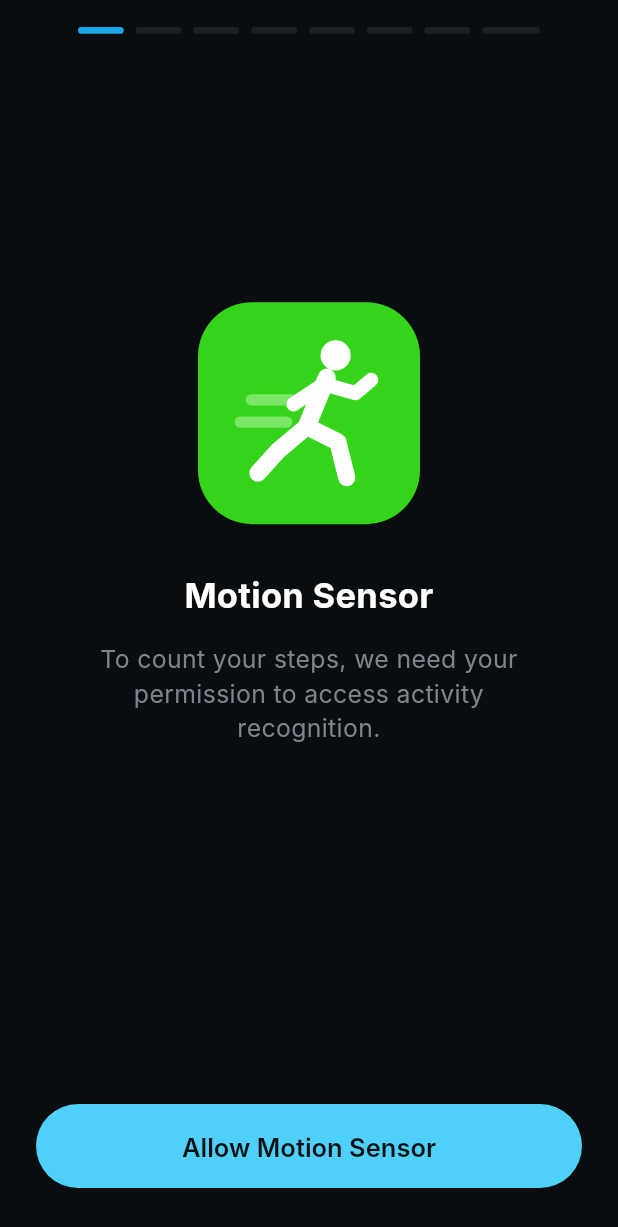
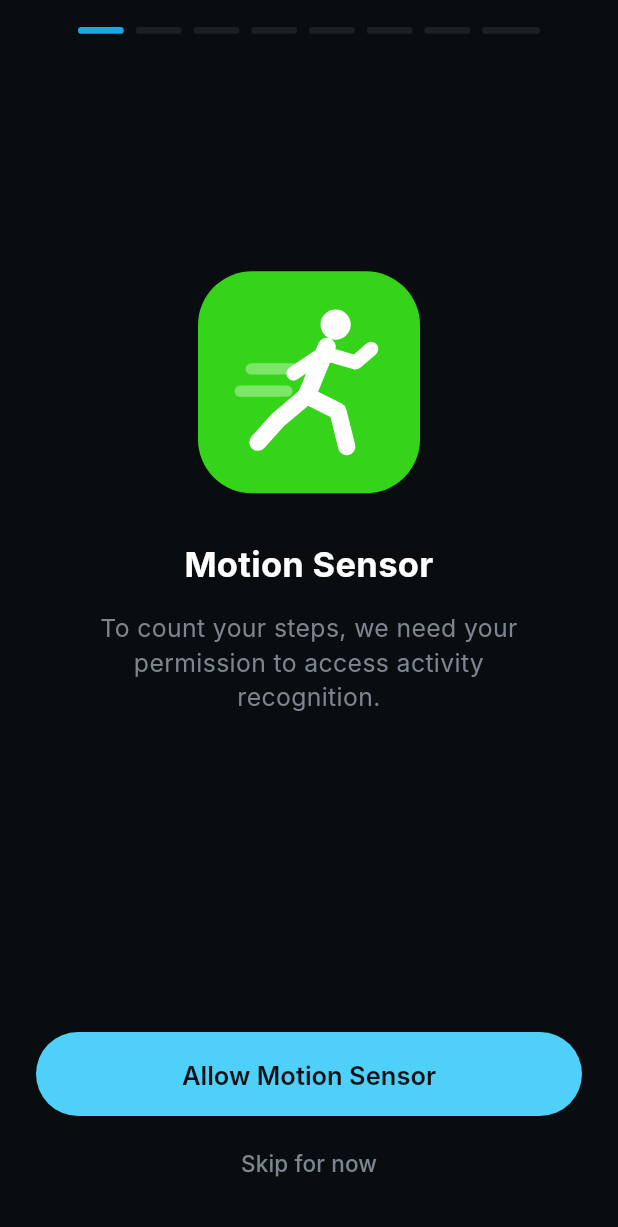
Before and after one commit to bscsproject/StepTrack, a Flutter app: the MotionSensorOnboardingScreen screen opened directly with empty values, after a tap on "Allow Motion Sensor", on a phone screen of 412 x 824 dp. Shown: the top 1227 px of the screen. Run offline on Flutter 3.47's test engine with Material 3 defaults, Android fonts, the phone set to English and light mode, and no system bars; our stand-ins replace cloud_firestore, device_info_plus, file_picker, firebase_auth, firebase_core, get and 6 more; accounts and stored records are empty; Roboto replaces fonts that are missing (Inter).

Commit message:
feat: add motion sensor onboarding screen with activity recognition permission handling

```diff
--- a/lib/views/onboardindscreens/motion_sensor.dart
+++ b/lib/views/onboardindscreens/motion_sensor.dart
@@ -36,8 +36,10 @@ class _MotionSensorOnboardingScreenState
   void initState() {
     super.initState();
     WidgetsBinding.instance.addObserver(this);
-    WidgetsBinding.instance.addPostFrameCallback((_) {
-      unawaited(_continueIfPermissionIsGranted());
+    Future.delayed(const Duration(milliseconds: 350), () {
+      if (mounted) {
+        unawaited(_continueIfPermissionIsGranted());
+      }
     });
   }
 
@@ -66,9 +68,16 @@ class _MotionSensorOnboardingScreenState
   void _continueToNextStep({required bool isGranted}) {
     if (!mounted || _hasContinued) return;
 
+    _hasContinued = true;
     widget.onPermissionResult?.call(isGranted);
     widget.onContinue?.call();
-    _hasContinued = true;
+
+    // If navigation was deferred or ignored during a transition, unlock button.
+    Future.delayed(const Duration(milliseconds: 600), () {
+      if (mounted) {
+        _hasContinued = false;
+      }
+    });
   }
 
   Future<void> _onAllowButtonPressed() async {
@@ -78,12 +87,15 @@ class _MotionSensorOnboardingScreenState
     bool isGranted = false;
 
     try {
-      PermissionStatus status = await Permission.activityRecognition.status;
+      PermissionStatus status = await Permission.activityRecognition.status
+          .timeout(const Duration(seconds: 8));
 
       if (!status.isGranted &&
           !status.isLimited &&
           !status.isPermanentlyDenied) {
-        status = await Permission.activityRecognition.request();
+        status = await Permission.activityRecognition
+            .request()
+            .timeout(const Duration(seconds: 15));
       }
 
       isGranted = status.isGranted || status.isLimited;
@@ -290,7 +302,23 @@ class _MotionSensorOnboardingScreenState
                 ),
               ),
 
-              const SizedBox(height: 14),
+              const SizedBox(height: 8),
+
+              TextButton(
+                onPressed: _isRequesting
+                    ? null
+                    : () => _continueToNextStep(isGranted: false),
+                child: const Text(
+                  'Skip for now',
+                  style: TextStyle(
+                    color: Color(0xFF7D858E),
+                    fontSize: 15,
+                    fontWeight: FontWeight.w500,
+                  ),
+                ),
+              ),
+
+              const SizedBox(height: 6),
             ],
           ),
         ),
```
